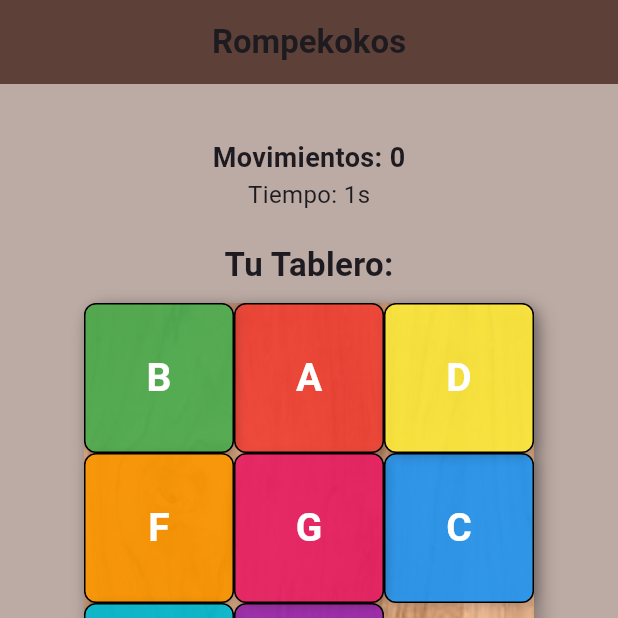
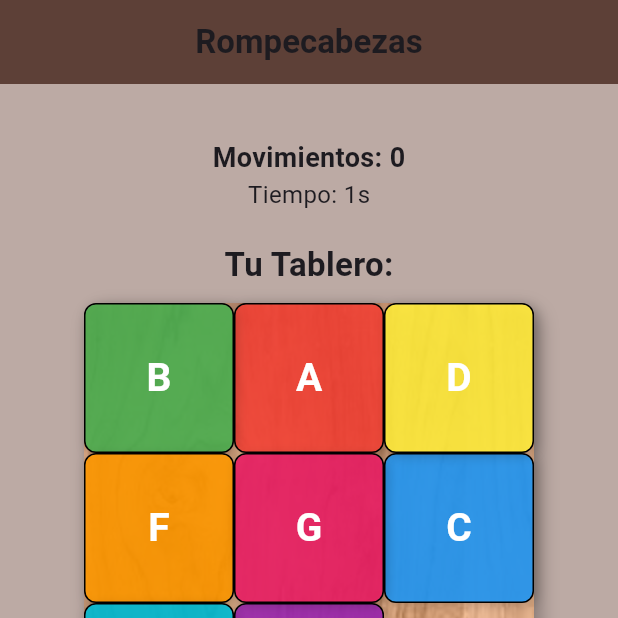
Before and after one commit to carlaval655/flutter-puzzle, a Flutter app: the screen it shows after launch, on a phone screen of 412 x 824 dp, the top half of it. Run offline on Flutter 3.47's test engine with Material 3 defaults, Android fonts, the phone set to English and light mode, and no system bars; our stand-ins replace confetti, shared_preferences.

Commit message:
Cancelar solucion

```diff
--- a/lib/screens/home.dart
+++ b/lib/screens/home.dart
@@ -16,6 +16,7 @@ class HomeScreen extends StatefulWidget {
 }
 
 class _HomeScreenState extends State<HomeScreen> {
+  bool resolviendo = false;
   late Stopwatch cronometro;
   late ConfettiController confettiController;
   Timer? timer;
@@ -153,19 +154,36 @@ class _HomeScreenState extends State<HomeScreen> {
     );
   }
 
-  Future<void> _resolverAutomaticamente() async {
+Future<void> _resolverAutomaticamente() async {
+  if (resolviendo) return;
+
+  setState(() => resolviendo = true);
+
+  try {
     await resolverPuzzleConAEstrella(
       context: context,
       tableroActual: tableroActual,
       tableroSolucion: tableroSolucion,
       onStep: (paso) async {
+        if (!resolviendo) throw 'cancelado';
+
         setState(() {
           tableroActual = paso.map((e) => e.copy()).toList();
         });
-        await Future.delayed(const Duration(milliseconds: 500));
+
+        await Future.delayed(const Duration(milliseconds: 300));
       },
     );
+  } catch (e) {
+    if (e == 'cancelado') {
+      ScaffoldMessenger.of(context).showSnackBar(
+        const SnackBar(content: Text('Resolución cancelada.')),
+      );
+    }
+  } finally {
+    setState(() => resolviendo = false);
   }
+}
 
   @override
   Widget build(BuildContext context) {
@@ -173,7 +191,7 @@ class _HomeScreenState extends State<HomeScreen> {
       backgroundColor: const Color(0xFFBCAAA4),
       appBar: AppBar(
         backgroundColor: Colors.brown[700],
-        title: const Text('Rompekokos', style: TextStyle(fontWeight: FontWeight.bold)),
+        title: const Text('Rompecabezas', style: TextStyle(fontWeight: FontWeight.bold)),
         centerTitle: true,
       ),
       body: Stack(
@@ -243,13 +261,28 @@ class _HomeScreenState extends State<HomeScreen> {
                         onPressed: _resolverAutomaticamente,
                         icon: const Icon(Icons.lightbulb),
                         label: const Text("Resolver automáticamente"),
+
                         style: ElevatedButton.styleFrom(
                           backgroundColor: Colors.green[700],
                           foregroundColor: Colors.white,
                           padding: const EdgeInsets.symmetric(horizontal: 24, vertical: 12),
                           textStyle: const TextStyle(fontSize: 16),
                         ),
+
                       ),
+                      if (resolviendo)
+  ElevatedButton.icon(
+    onPressed: () {
+      setState(() => resolviendo = false);
+    },
+    icon: const Icon(Icons.cancel),
+    label: const Text("Cancelar resolución"),
+    style: ElevatedButton.styleFrom(
+      backgroundColor: Colors.red[700],
+      foregroundColor: Colors.white,
+      padding: const EdgeInsets.symmetric(horizontal: 24, vertical: 12),
+    ),
+  ),
                       const SizedBox(height: 40),
                     ],
                   ),
```
